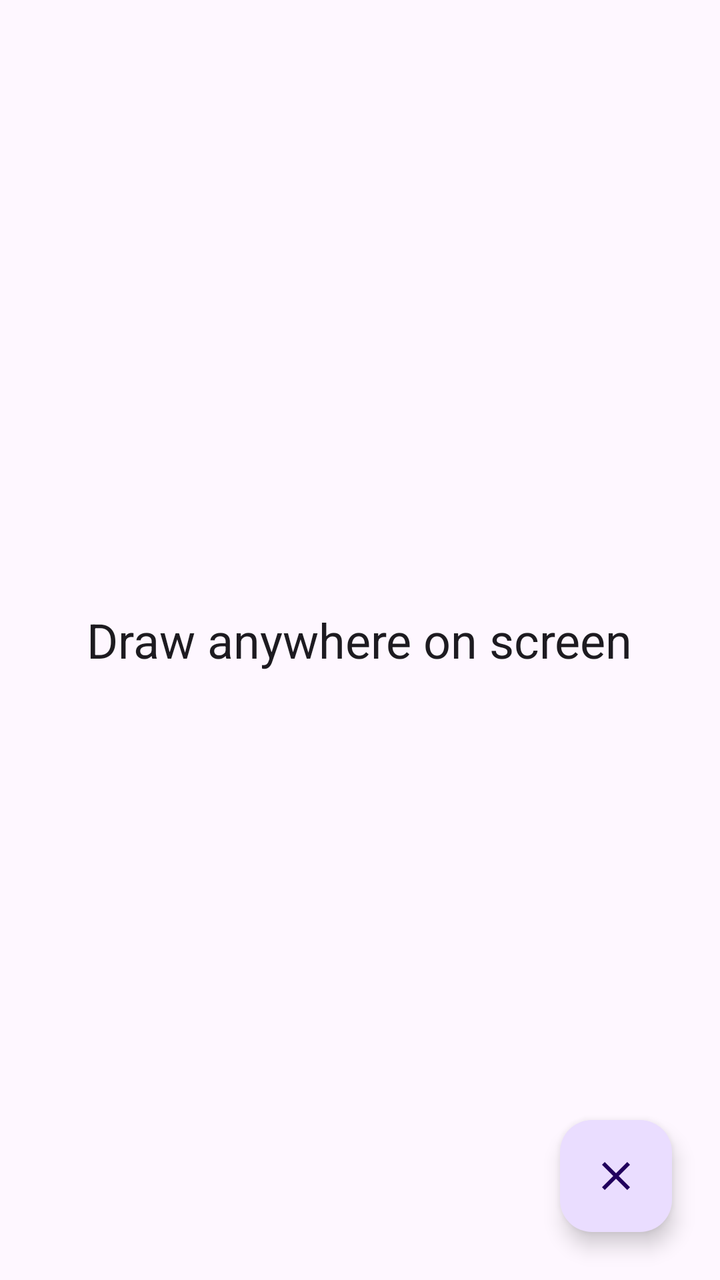
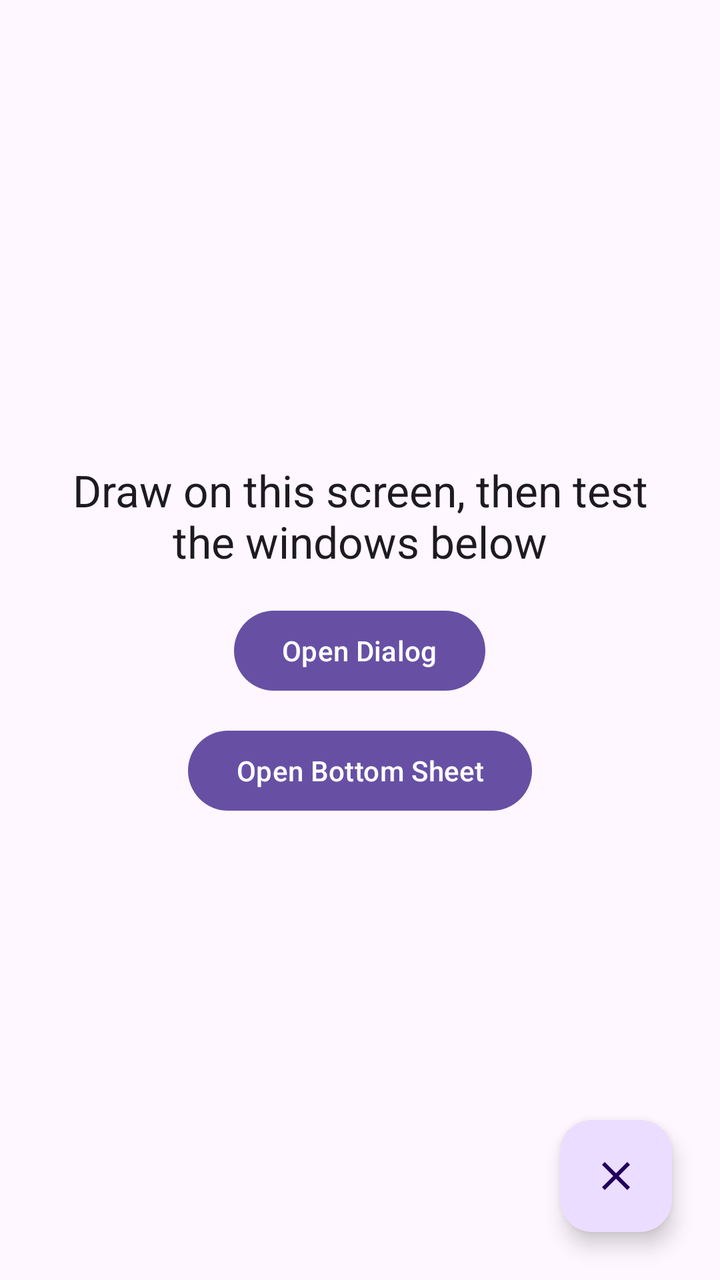

The first picture is an Android layout as it rendered before a commit; the second is the same layout after the commit. The layout source and the unified diff follow.
<!-- AndroidManifest.xml: application theme Theme.PathSenseSample -->
<!-- res/layout/activity_main.xml -->
<?xml version="1.0" encoding="utf-8"?>
<FrameLayout xmlns:android="http://schemas.android.com/apk/res/android"
    android:layout_width="match_parent"
    android:layout_height="match_parent">

    <TextView
        android:layout_width="wrap_content"
        android:layout_height="wrap_content"
        android:layout_gravity="center"
        android:text="Draw anywhere on screen"
        android:textAppearance="@style/TextAppearance.Material3.HeadlineSmall" />

    <com.google.android.material.floatingactionbutton.FloatingActionButton
        android:id="@+id/fab_clear"
        android:layout_width="wrap_content"
        android:layout_height="wrap_content"
        android:layout_gravity="bottom|end"
        android:layout_margin="24dp"
        android:contentDescription="Clear canvas"
        android:src="@drawable/ic_close" />

</FrameLayout>
<!-- resources referenced by this layout -->
<resources>
  <!-- drawable ic_close (drawable) -->
  <vector xmlns:android="http://schemas.android.com/apk/res/android"
      android:width="24dp"
      android:height="24dp"
      android:viewportWidth="24"
      android:viewportHeight="24"
      android:tint="?attr/colorOnPrimaryContainer">
      <path
          android:fillColor="@android:color/white"
          android:pathData="M19,6.41L17.59,5 12,10.59 6.41,5 5,6.41 10.59,12 5,17.59 6.41,19 12,13.41 17.59,19 19,17.59 13.41,12z" />
  </vector>
  <style name="Theme.PathSenseSample" parent="Theme.Material3.DayNight.NoActionBar" />
</resources>

<!-- the commit's change to res/layout/activity_main.xml (unified diff, before → after) -->
@@ -1,14 +1,41 @@
 <?xml version="1.0" encoding="utf-8"?>
 <FrameLayout xmlns:android="http://schemas.android.com/apk/res/android"
+    xmlns:app="http://schemas.android.com/apk/res-auto"
     android:layout_width="match_parent"
     android:layout_height="match_parent">
 
-    <TextView
-        android:layout_width="wrap_content"
+    <LinearLayout
+        android:layout_width="match_parent"
         android:layout_height="wrap_content"
         android:layout_gravity="center"
-        android:text="Draw anywhere on screen"
-        android:textAppearance="@style/TextAppearance.Material3.HeadlineSmall" />
+        android:gravity="center_horizontal"
+        android:orientation="vertical"
+        android:padding="24dp">
+
+        <TextView
+            android:layout_width="wrap_content"
+            android:layout_height="wrap_content"
+            android:gravity="center"
+            android:text="Draw on this screen, then test the windows below"
+            android:textAppearance="@style/TextAppearance.Material3.TitleLarge" />
+
+        <com.google.android.material.button.MaterialButton
+            android:id="@+id/btn_open_dialog"
+            style="@style/Widget.Material3.Button"
+            android:layout_width="wrap_content"
+            android:layout_height="wrap_content"
+            android:layout_marginTop="16dp"
+            android:text="Open Dialog"
+            app:iconGravity="textStart" />
+
+        <com.google.android.material.button.MaterialButton
+            android:id="@+id/btn_open_bottom_sheet"
+            style="@style/Widget.Material3.Button"
+            android:layout_width="wrap_content"
+            android:layout_height="wrap_content"
+            android:layout_marginTop="12dp"
+            android:text="Open Bottom Sheet" />
+    </LinearLayout>
 
     <com.google.android.material.floatingactionbutton.FloatingActionButton
         android:id="@+id/fab_clear"
